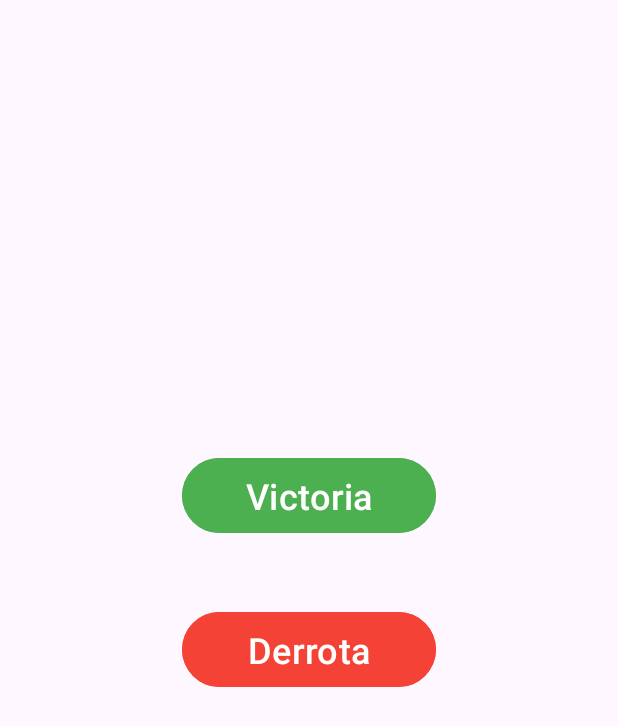
After one commit to Dyciel/BopBop, an Android app: the GameScreen screen opened directly, with no data from a screen before it, on a phone screen of 412 x 824 dp. The commit adds this screen. Shown: the top 726 px of the screen. Run offline under Robolectric (Android 15) with nearby library versions, the phone set to English and light mode, and no system bars.

Commit message:
Creación de una pantalla de juego, se agregó los sonidos de victoria y de derrota a la pantalla de juego.

```diff
--- a/app/src/main/AndroidManifest.xml
+++ b/app/src/main/AndroidManifest.xml
@@ -12,6 +12,9 @@
         android:supportsRtl="true"
         android:theme="@style/Theme.BopBop"
         tools:targetApi="31">
+        <activity
+            android:name=".GameScreen"
+            android:exported="false" />
         <activity
             android:name=".SettingsActivity"
             android:exported="false" />
--- /dev/null
+++ b/app/src/main/java/cl/dycier/bopbop/GameScreen.kt
@@ -0,0 +1,42 @@
+package cl.dycier.bopbop
+
+import android.content.Intent
+import android.media.MediaPlayer
+import android.media.PlaybackParams
+import androidx.appcompat.app.AppCompatActivity
+import android.os.Bundle
+import android.widget.Button
+
+class GameScreen : AppCompatActivity() {
+
+    private lateinit var mediaVictory: MediaPlayer
+    private lateinit var mediaLose: MediaPlayer
+    private var playbackParams: PlaybackParams? = null
+    private var playbackParams2: PlaybackParams? = null
+
+    override fun onCreate(savedInstanceState: Bundle?) {
+        super.onCreate(savedInstanceState)
+        setContentView(R.layout.activity_game_screen)
+
+        mediaVictory = MediaPlayer.create(this, R.raw.victorysound)
+        playbackParams = mediaVictory.playbackParams
+
+        mediaLose = MediaPlayer.create(this, R.raw.losesound)
+        playbackParams2 = mediaLose.playbackParams
+
+
+        val buttonVictory = findViewById<Button>(R.id.victoryButton)
+
+        buttonVictory.setOnClickListener {
+            mediaVictory.start()
+        }
+        val buttonLose = findViewById<Button>(R.id.loseButton)
+
+        buttonLose.setOnClickListener {
+            mediaLose.start()
+        }
+
+
+
+    }
+}
--- /dev/null
+++ b/app/src/main/res/layout/activity_game_screen.xml
@@ -0,0 +1,34 @@
+<?xml version="1.0" encoding="utf-8"?>
+<androidx.constraintlayout.widget.ConstraintLayout xmlns:android="http://schemas.android.com/apk/res/android"
+    xmlns:app="http://schemas.android.com/apk/res-auto"
+    xmlns:tools="http://schemas.android.com/tools"
+    android:layout_width="match_parent"
+    android:layout_height="match_parent"
+    tools:context=".GameScreen">
+
+    <Button
+        android:id="@+id/victoryButton"
+        android:layout_width="169dp"
+        android:layout_height="58dp"
+        android:backgroundTint="#4CAF50"
+        android:text="Victoria"
+        android:textSize="24sp"
+        app:layout_constraintBottom_toBottomOf="parent"
+        app:layout_constraintEnd_toEndOf="parent"
+        app:layout_constraintStart_toStartOf="parent"
+        app:layout_constraintTop_toTopOf="parent"
+        app:layout_constraintVertical_bias="0.393" />
+
+    <Button
+        android:id="@+id/loseButton"
+        android:layout_width="169dp"
+        android:layout_height="58dp"
+        android:backgroundTint="#F44336"
+        android:text="Derrota"
+        android:textSize="24sp"
+        app:layout_constraintBottom_toBottomOf="parent"
+        app:layout_constraintEnd_toEndOf="parent"
+        app:layout_constraintStart_toStartOf="parent"
+        app:layout_constraintTop_toTopOf="parent"
+        app:layout_constraintVertical_bias="0.527" />
+</androidx.constraintlayout.widget.ConstraintLayout>
```
Also changed, not shown: app/src/main/java/cl/dycier/bopbop/MainActivity.kt (+39 -0 lines), app/src/main/java/cl/dycier/bopbop/SplashActivity.kt (+0 -9 lines), app/src/main/res/layout/activity_main.xml (+14 -0 lines), 4 other files.
